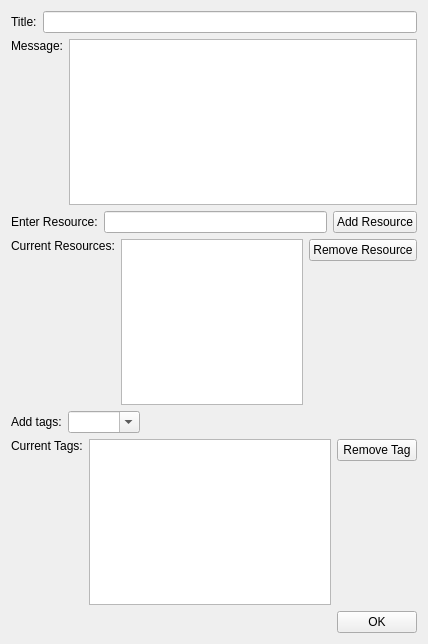
This is NoteKeeperWithGUI/AddNoteDialog.ui in AHB99/note-keeper-with-gui as Qt 5 draws it before an edit. The edited form follows.
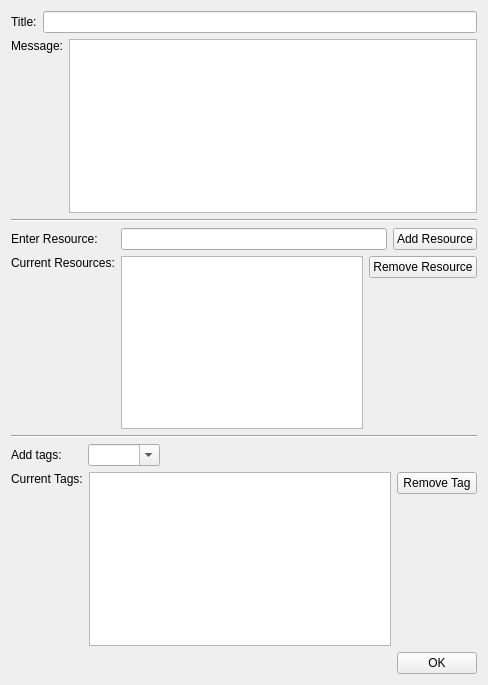
This is the edited form.

What changed in the file:
```diff
--- a/NoteKeeperWithGUI/AddNoteDialog.ui
+++ b/NoteKeeperWithGUI/AddNoteDialog.ui
@@ -6,8 +6,8 @@
    <rect>
     <x>0</x>
     <y>0</y>
-    <width>428</width>
-    <height>644</height>
+    <width>488</width>
+    <height>685</height>
    </rect>
   </property>
   <property name="windowTitle">
@@ -61,12 +61,19 @@
        </item>
       </layout>
      </item>
+     <item>
+      <widget class="Line" name="line">
+       <property name="orientation">
+        <enum>Qt::Horizontal</enum>
+       </property>
+      </widget>
+     </item>
      <item>
       <layout class="QHBoxLayout" name="horizontalLayout_4">
        <item>
         <widget class="QLabel" name="enterResourceDirectLabel">
          <property name="text">
-          <string>Enter Resource:</string>
+          <string>Enter Resource:     </string>
          </property>
         </widget>
        </item>
@@ -143,12 +150,19 @@
        </item>
       </layout>
      </item>
+     <item>
+      <widget class="Line" name="line_2">
+       <property name="orientation">
+        <enum>Qt::Horizontal</enum>
+       </property>
+      </widget>
+     </item>
      <item>
       <layout class="QHBoxLayout" name="horizontalLayout_6">
        <item>
         <widget class="QLabel" name="addTagsDirectLabel">
          <property name="text">
-          <string>Add tags:</string>
+          <string>Add tags:      </string>
          </property>
         </widget>
        </item>
```
